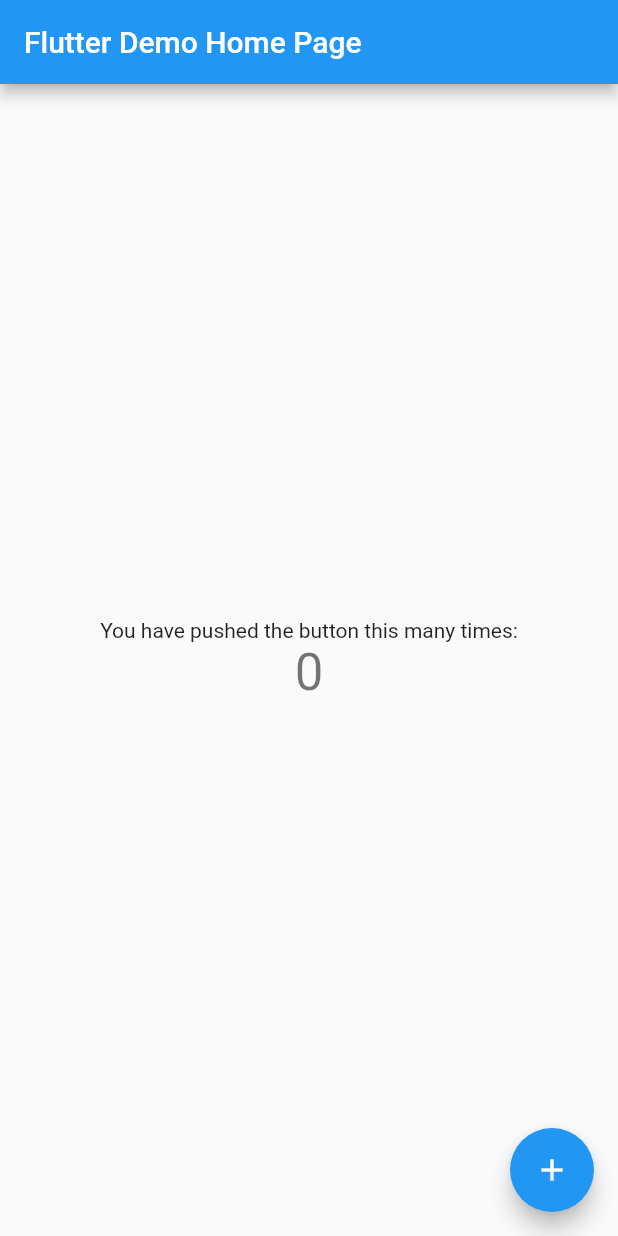
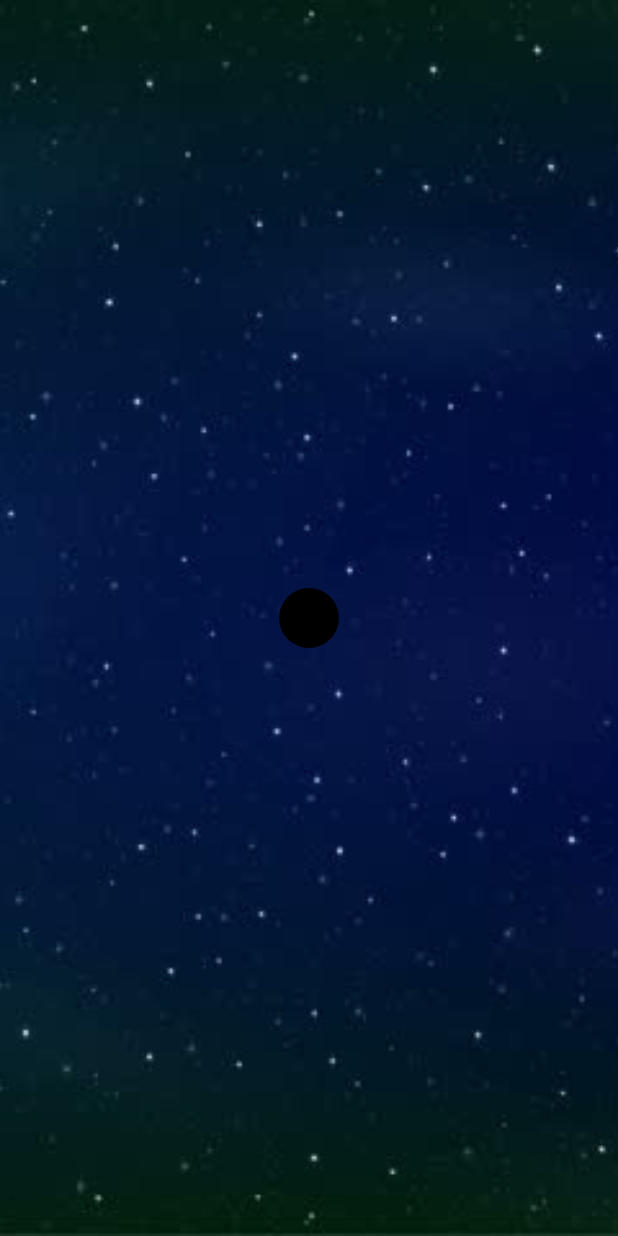
Before and after one commit to dariuspo/galaxy, a Flutter app: the screen it shows after launch, on a phone screen of 412 x 824 dp. Run offline on Flutter 3.47's test engine with Material 2 defaults, Android fonts, the phone set to English and light mode, and no system bars.

Commit message:
task 1. creating the blackhole and initial empty galaxy

```diff
--- a/lib/main.dart
+++ b/lib/main.dart
@@ -1,111 +1,57 @@
 import 'package:flutter/material.dart';
+import './widget/circle-shape.dart';
 
 void main() => runApp(MyApp());
 
 class MyApp extends StatelessWidget {
-  // This widget is the root of your application.
   @override
   Widget build(BuildContext context) {
     return MaterialApp(
-      title: 'Flutter Demo',
+      title: 'Galaxy App',
       theme: ThemeData(
-        // This is the theme of your application.
-        //
-        // Try running your application with "flutter run". You'll see the
-        // application has a blue toolbar. Then, without quitting the app, try
-        // changing the primarySwatch below to Colors.green and then invoke
-        // "hot reload" (press "r" in the console where you ran "flutter run",
-        // or simply save your changes to "hot reload" in a Flutter IDE).
-        // Notice that the counter didn't reset back to zero; the application
-        // is not restarted.
         primarySwatch: Colors.blue,
       ),
-      home: MyHomePage(title: 'Flutter Demo Home Page'),
+      home: Galaxy(title: 'Galaxy App'),
     );
   }
 }
 
-class MyHomePage extends StatefulWidget {
-  MyHomePage({Key key, this.title}) : super(key: key);
-
-  // This widget is the home page of your application. It is stateful, meaning
-  // that it has a State object (defined below) that contains fields that affect
-  // how it looks.
-
-  // This class is the configuration for the state. It holds the values (in this
-  // case the title) provided by the parent (in this case the App widget) and
-  // used by the build method of the State. Fields in a Widget subclass are
-  // always marked "final".
+class Galaxy extends StatefulWidget {
+  Galaxy({Key key, this.title}) : super(key: key);
 
   final String title;
 
   @override
-  _MyHomePageState createState() => _MyHomePageState();
+  _GalaxyState createState() => _GalaxyState();
 }
 
-class _MyHomePageState extends State<MyHomePage> {
-  int _counter = 0;
-
-  void _incrementCounter() {
-    setState(() {
-      // This call to setState tells the Flutter framework that something has
-      // changed in this State, which causes it to rerun the build method below
-      // so that the display can reflect the updated values. If we changed
-      // _counter without calling setState(), then the build method would not be
-      // called again, and so nothing would appear to happen.
-      _counter++;
-    });
-  }
-
+class _GalaxyState extends State<Galaxy> {
   @override
   Widget build(BuildContext context) {
-    // This method is rerun every time setState is called, for instance as done
-    // by the _incrementCounter method above.
-    //
-    // The Flutter framework has been optimized to make rerunning build methods
-    // fast, so that you can just rebuild anything that needs updating rather
-    // than having to individually change instances of widgets.
     return Scaffold(
-      appBar: AppBar(
-        // Here we take the value from the MyHomePage object that was created by
-        // the App.build method, and use it to set our appbar title.
-        title: Text(widget.title),
-      ),
-      body: Center(
-        // Center is a layout widget. It takes a single child and positions it
-        // in the middle of the parent.
-        child: Column(
-          // Column is also a layout widget. It takes a list of children and
-          // arranges them vertically. By default, it sizes itself to fit its
-          // children horizontally, and tries to be as tall as its parent.
-          //
-          // Invoke "debug painting" (press "p" in the console, choose the
-          // "Toggle Debug Paint" action from the Flutter Inspector in Android
-          // Studio, or the "Toggle Debug Paint" command in Visual Studio Code)
-          // to see the wireframe for each widget.
-          //
-          // Column has various properties to control how it sizes itself and
-          // how it positions its children. Here we use mainAxisAlignment to
-          // center the children vertically; the main axis here is the vertical
-          // axis because Columns are vertical (the cross axis would be
-          // horizontal).
-          mainAxisAlignment: MainAxisAlignment.center,
-          children: <Widget>[
-            Text(
-              'You have pushed the button this many times:',
-            ),
-            Text(
-              '$_counter',
-              style: Theme.of(context).textTheme.display1,
-            ),
-          ],
+      body: Container(
+        decoration: BoxDecoration(
+          image: DecorationImage(
+            image: AssetImage("assets/images/empty-galaxy.jpg"),
+            fit: BoxFit.cover,
+          ),
+        ),
+        width: double.infinity,
+        height: double.infinity,
+        child: Center(
+          child: Stack(
+            children: <Widget>[
+              Transform.translate(
+                offset: Offset(0.0, 0.0),
+                child: CircleShape(
+                  radius: 40,
+                  color: Colors.black,
+                ),
+              ),
+            ],
+          ),
         ),
       ),
-      floatingActionButton: FloatingActionButton(
-        onPressed: _incrementCounter,
-        tooltip: 'Increment',
-        child: Icon(Icons.add),
-      ), // This trailing comma makes auto-formatting nicer for build methods.
     );
   }
 }
--- /dev/null
+++ b/lib/widget/circle-shape.dart
@@ -0,0 +1,19 @@
+import 'package:flutter/material.dart';
+class CircleShape extends StatelessWidget {
+  final double radius;
+  final Color color;
+
+  CircleShape({this.radius, this.color});
+
+  @override
+  Widget build(BuildContext context) {
+    return new Center(
+      child: Container(
+        width: radius,
+        height: radius,
+        decoration: BoxDecoration(color: color, shape: BoxShape.circle),
+
+      ),
+    );
+  }
+}
--- a/pubspec.yaml
+++ b/pubspec.yaml
@@ -41,8 +41,8 @@ flutter:
   uses-material-design: true
 
   # To add assets to your application, add an assets section, like this:
-  # assets:
-  #  - images/a_dot_burr.jpeg
+  assets:
+    - assets/images/empty-galaxy.jpg
   #  - images/a_dot_ham.jpeg
 
   # An image asset can refer to one or more resolution-specific "variants", see
```
Also changed, not shown: assets/images/empty-galaxy.jpg (added).
